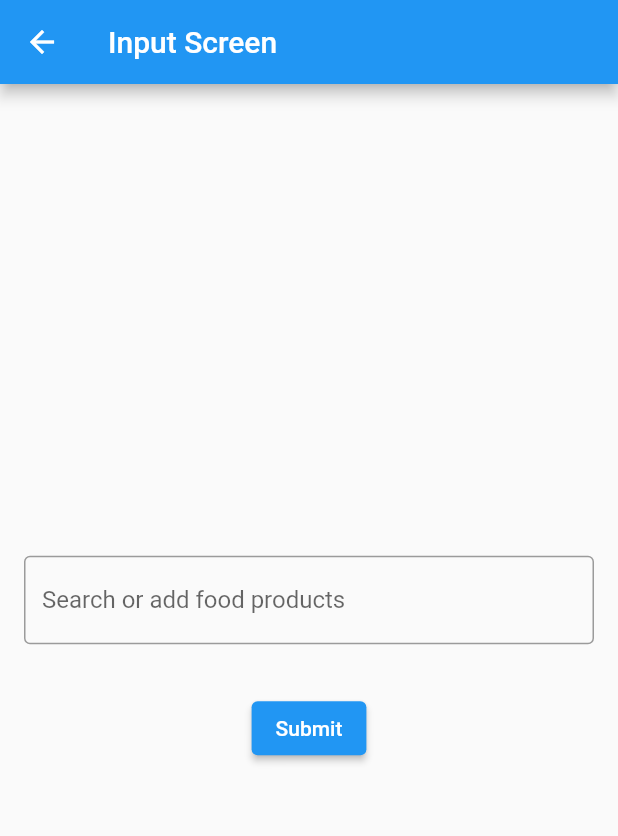
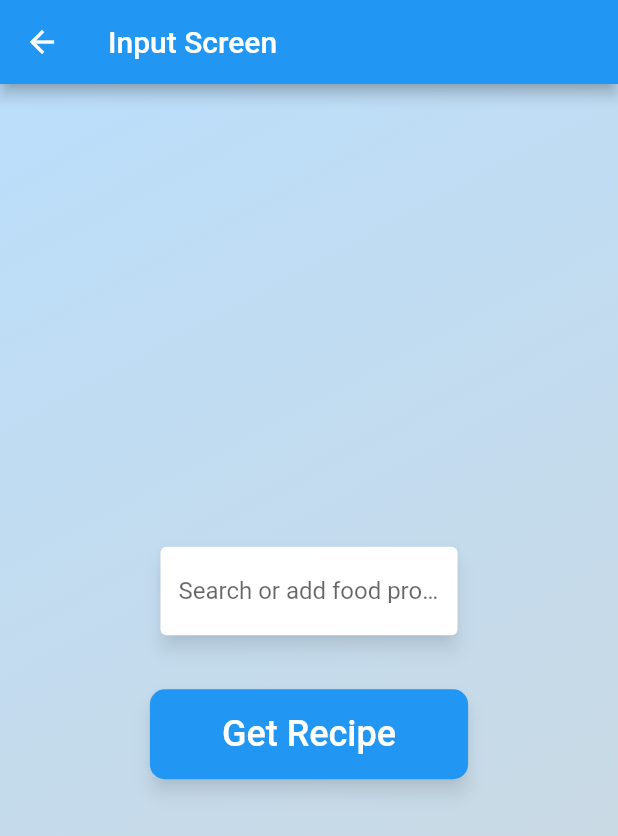
Before and after one commit to Martin-knowit/recipe_generator, a Flutter app: the InputScreen screen opened directly, on a phone screen of 412 x 824 dp. Shown: the top 836 px of the screen. Run offline on Flutter 3.47's test engine with Material 2 defaults, Android fonts, the phone set to English and light mode, and no system bars; drawn by our look-alikes of flutter_typeahead.

Commit message:
added styling to the input screen.

```diff
--- a/lib/InputScreen.dart
+++ b/lib/InputScreen.dart
@@ -11,27 +11,7 @@ class InputScreen extends StatefulWidget {
 class _InputScreenState extends State<InputScreen> {
   List<String> selectedProducts = [];
 
-  final List<String> foodProducts = [
-    'Apple',
-    'Banana',
-    'Broccoli',
-    'Carrot',
-    'Celery',
-    'Cheese',
-    'Egg',
-    'Fish',
-    'Garlic',
-    'Lettuce',
-    'Milk',
-    'Orange',
-    'Potato',
-    'Spinach',
-    'Tomato',
-    'Turkey',
-    'Watermelon',
-    'Yogurt',
-    'Zucchini',
-  ];
+  final List<String> foodProducts = [    'Apple',    'Banana',    'Broccoli',    'Carrot',    'Celery',    'Cheese',    'Egg',    'Fish',    'Garlic',    'Lettuce',    'Milk',    'Orange',    'Potato',    'Spinach',    'Tomato',    'Turkey',    'Watermelon',    'Yogurt',    'Zucchini',  ];
 
   final TextEditingController _typeAheadController = TextEditingController();
 
@@ -47,18 +27,37 @@ class _InputScreenState extends State<InputScreen> {
       appBar: AppBar(
         title: Text('Input Screen'),
       ),
-      body: Center(
+      body: Container(
+        decoration: BoxDecoration(
+          gradient: LinearGradient(
+            begin: Alignment.topLeft,
+            end: Alignment.bottomRight,
+            colors: [
+              Colors.blue.shade100,
+              Colors.blueGrey.shade100,
+            ],
+          ),
+        ),
+        child: Center(
           child: Padding(
             padding: const EdgeInsets.all(16.0),
             child: Column(
               mainAxisAlignment: MainAxisAlignment.center,
               children: [
-              TypeAheadField(
+                SizedBox(
+                  width: MediaQuery.of(context).size.width * 0.5,
+                  child: Card(
+                    elevation: 5.0,
+                    shadowColor: Colors.black.withOpacity(0.5),
+                    child: TypeAheadField(
                       textFieldConfiguration: TextFieldConfiguration(
                         controller: _typeAheadController,
                         decoration: InputDecoration(
                           labelText: 'Search or add food products',
-                    border: OutlineInputBorder(),
+                          border: OutlineInputBorder(
+                            borderRadius: BorderRadius.circular(50),
+                            borderSide: BorderSide.none,
+                          ),
                         ),
                         onEditingComplete: () {
                           final value = _typeAheadController.text;
@@ -68,7 +67,8 @@ class _InputScreenState extends State<InputScreen> {
                       suggestionsCallback: (pattern) {
                         return [
                           ...foodProducts
-                        .where((product) => product
+                              .where((product) =>
+                              product
                                   .toLowerCase()
                                   .contains(pattern.toLowerCase()))
                               .toList(),
@@ -85,6 +85,8 @@ class _InputScreenState extends State<InputScreen> {
                         _addProduct(suggestion);
                       },
                     ),
+                  ),
+                ),
                 SizedBox(height: 16.0),
                 Wrap(
                   spacing: 8.0,
@@ -100,11 +102,29 @@ class _InputScreenState extends State<InputScreen> {
                 SizedBox(height: 16.0),
                 ElevatedButton(
                   onPressed: () {
-                  print({'selected_products': selectedProducts});
+                    //TODO Implement API request
                   },
-                child: Text('Submit'),
+                  style: ElevatedButton.styleFrom(
+                    padding: EdgeInsets.symmetric(
+                      horizontal: 48.0,
+                      vertical: 16.0,
+                    ),
+                    shape: RoundedRectangleBorder(
+                      borderRadius: BorderRadius.circular(10),
+                    ),
+                    elevation: 5.0,
+                    animationDuration: Duration(milliseconds: 200),
+                    shadowColor: Colors.black.withOpacity(0.5),
+                  ),
+                  child: Text(
+                    'Get Recipe',
+                    style: TextStyle(
+                        fontSize: 24.0
+                    ),
+                  ),
                 ),
               ],
+            ),
           ),
         ),
       ),
```
Lines whose indentation alone changed are shown as unchanged.
